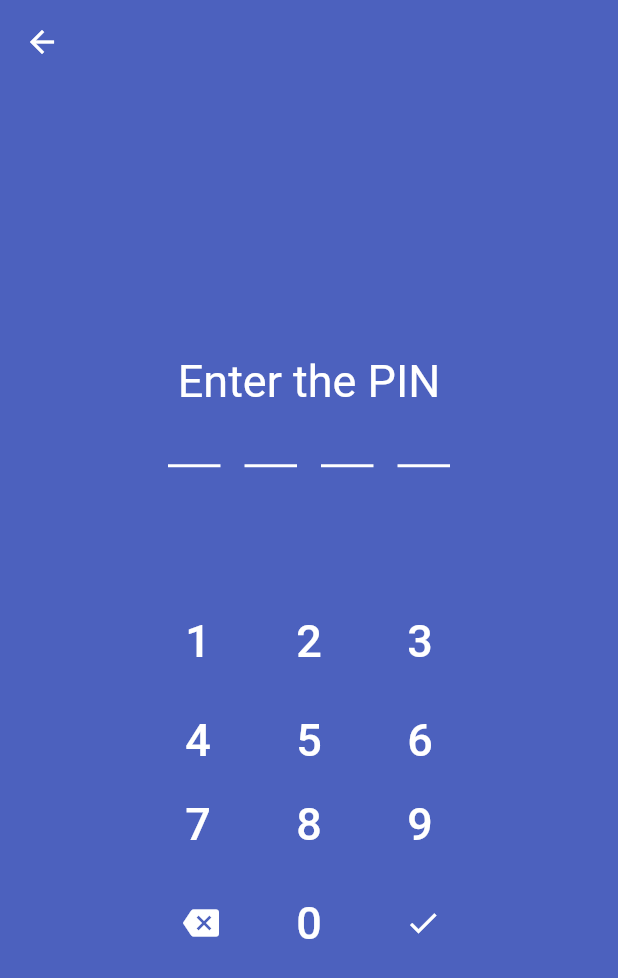
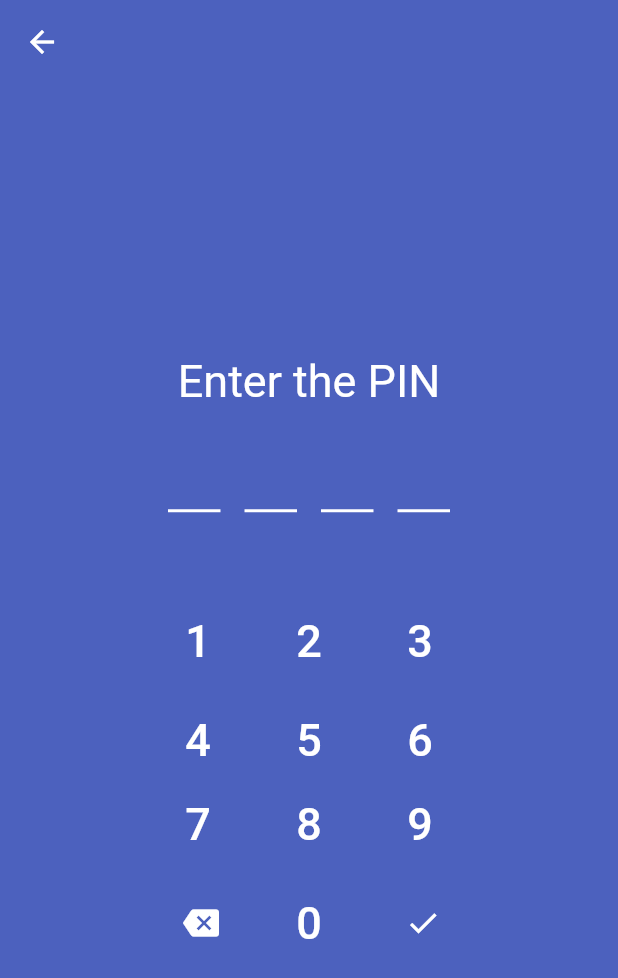
Before and after one commit to ceejayps/banking_app_2, a Flutter app: the screen it shows after launch, on a phone screen of 412 x 824 dp. Shown: the top 978 px of the screen. Run offline on Flutter 3.47's test engine with Material 2 defaults, Android fonts, the phone set to English and light mode, and no system bars; missing offline and left inert: dart:ffi.

Commit message:
Update main.dart

```diff
--- a/lib/main.dart
+++ b/lib/main.dart
@@ -32,11 +32,17 @@ class MyHomePage extends StatefulWidget {
 class _MyHomePageState extends State<MyHomePage> {
   Color typed = Colors.white;
   Color empty = Colors.white38;
-  BoxDecoration dotborder =
-      BoxDecoration(borderRadius: BorderRadius.circular(60));
+
   List pin = [];
+
   @override
   Widget build(BuildContext context) {
+    BoxDecoration dotborder = BoxDecoration(
+      borderRadius: BorderRadius.circular(60),
+      color: pin.length >= 1
+          ? Color.fromARGB(255, 255, 255, 255)
+          : Color.fromARGB(0, 255, 254, 254),
+    );
     return Scaffold(
       backgroundColor: const Color.fromARGB(255, 76, 97, 190),
       appBar: AppBar(
@@ -67,7 +73,7 @@ class _MyHomePageState extends State<MyHomePage> {
                       fontWeight: FontWeight.w400),
                 ),
                 SizedBox(
-                  height: 20,
+                  height: 50,
                 ),
                 Row(
                   mainAxisAlignment: MainAxisAlignment.center,
@@ -77,37 +83,45 @@ class _MyHomePageState extends State<MyHomePage> {
                         child: Container(
                             width: 10,
                             height: 10,
+                            decoration: BoxDecoration(
+                              borderRadius: BorderRadius.circular(60),
                               color: pin.length >= 1
                                   ? Color.fromARGB(255, 255, 255, 255)
                                   : Color.fromARGB(0, 255, 254, 254),
-                        )),
+                            ))),
                     Padding(
                         padding: const EdgeInsets.symmetric(horizontal: 21),
                         child: Container(
                             width: 10,
                             height: 10,
+                            decoration: BoxDecoration(
+                              borderRadius: BorderRadius.circular(60),
                               color: pin.length >= 2
                                   ? Color.fromARGB(255, 255, 255, 255)
                                   : Color.fromARGB(0, 255, 254, 254),
-                        )),
+                            ))),
                     Padding(
                         padding: const EdgeInsets.symmetric(horizontal: 21),
                         child: Container(
                             width: 10,
                             height: 10,
+                            decoration: BoxDecoration(
+                              borderRadius: BorderRadius.circular(60),
                               color: pin.length >= 3
                                   ? Color.fromARGB(255, 255, 255, 255)
                                   : Color.fromARGB(0, 255, 254, 254),
-                        )),
+                            ))),
                     Padding(
                         padding: const EdgeInsets.symmetric(horizontal: 21),
                         child: Container(
                             width: 10,
                             height: 10,
+                            decoration: BoxDecoration(
+                              borderRadius: BorderRadius.circular(60),
                               color: pin.length >= 4
                                   ? Color.fromARGB(255, 255, 255, 255)
                                   : Color.fromARGB(0, 255, 254, 254),
-                        )),
+                            ))),
                   ],
                 ),
                 Row(
@@ -153,7 +167,7 @@ class _MyHomePageState extends State<MyHomePage> {
                 ),
                 const SizedBox(
                   width: 10,
-                  height: 80,
+                  height: 50,
                 ),
                 Row(
                   mainAxisAlignment: MainAxisAlignment.center,
```
Lines whose indentation alone changed are shown as unchanged.
